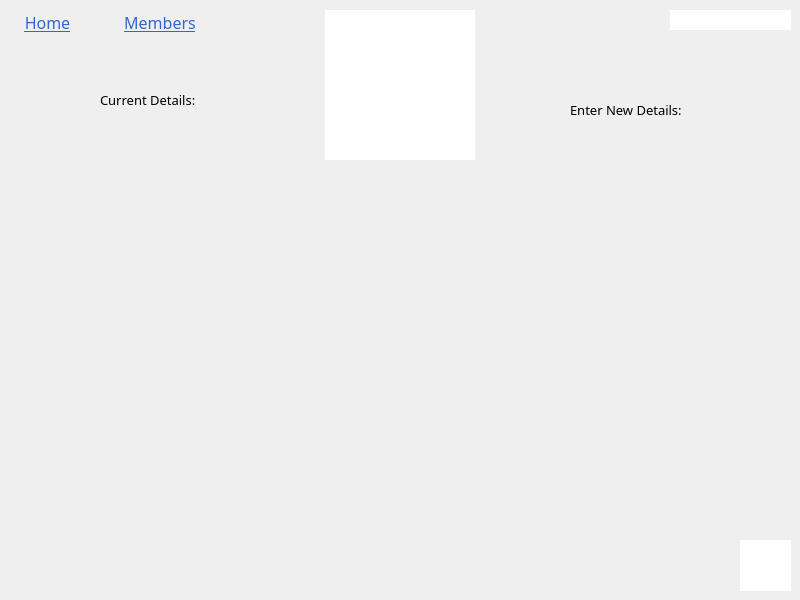
Above: edit_member_screen.ui from MrCooperGit/Assessment-2_Library-Management-System before the change. Below: the same form after it.
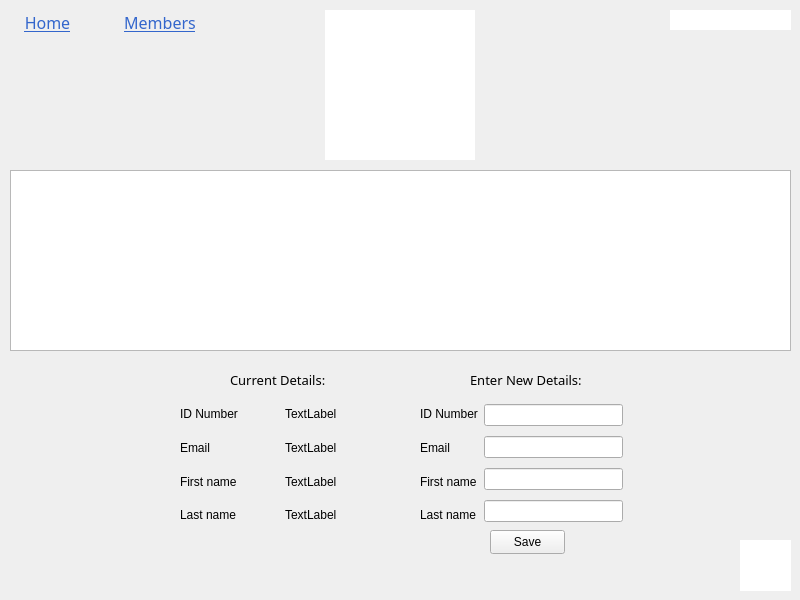
That is the form after the change.

What changed in the file:
```diff
--- a/edit_member_screen.ui
+++ b/edit_member_screen.ui
@@ -53,8 +53,8 @@
   <widget class="QLabel" name="label">
    <property name="geometry">
     <rect>
-     <x>100</x>
-     <y>90</y>
+     <x>230</x>
+     <y>370</y>
      <width>101</width>
      <height>20</height>
     </rect>
@@ -156,8 +156,8 @@
   <widget class="QLabel" name="label_2">
    <property name="geometry">
     <rect>
-     <x>570</x>
-     <y>100</y>
+     <x>470</x>
+     <y>370</y>
      <width>111</width>
      <height>20</height>
     </rect>
@@ -175,6 +175,178 @@
     <string>Enter New Details:</string>
    </property>
   </widget>
+  <widget class="QLabel" name="label_status">
+   <property name="geometry">
+    <rect>
+     <x>90</x>
+     <y>770</y>
+     <width>251</width>
+     <height>31</height>
+    </rect>
+   </property>
+   <property name="text">
+    <string>[+]Status</string>
+   </property>
+  </widget>
+  <widget class="QWidget" name="layoutWidget">
+   <property name="geometry">
+    <rect>
+     <x>180</x>
+     <y>400</y>
+     <width>203</width>
+     <height>129</height>
+    </rect>
+   </property>
+   <layout class="QHBoxLayout" name="horizontalLayout">
+    <item>
+     <layout class="QVBoxLayout" name="verticalLayout">
+      <item>
+       <widget class="QLabel" name="label_6">
+        <property name="text">
+         <string>ID Number</string>
+        </property>
+       </widget>
+      </item>
+      <item>
+       <widget class="QLabel" name="label_3">
+        <property name="text">
+         <string>Email</string>
+        </property>
+       </widget>
+      </item>
+      <item>
+       <widget class="QLabel" name="label_4">
+        <property name="text">
+         <string>First name</string>
+        </property>
+       </widget>
+      </item>
+      <item>
+       <widget class="QLabel" name="label_5">
+        <property name="text">
+         <string>Last name</string>
+        </property>
+       </widget>
+      </item>
+     </layout>
+    </item>
+    <item>
+     <layout class="QVBoxLayout" name="verticalLayout_2">
+      <item>
+       <widget class="QLabel" name="label_idNumber">
+        <property name="text">
+         <string>TextLabel</string>
+        </property>
+       </widget>
+      </item>
+      <item>
+       <widget class="QLabel" name="label_email">
+        <property name="text">
+         <string>TextLabel</string>
+        </property>
+       </widget>
+      </item>
+      <item>
+       <widget class="QLabel" name="label_firstName">
+        <property name="text">
+         <string>TextLabel</string>
+        </property>
+       </widget>
+      </item>
+      <item>
+       <widget class="QLabel" name="label_lastName">
+        <property name="text">
+         <string>TextLabel</string>
+        </property>
+       </widget>
+      </item>
+     </layout>
+    </item>
+   </layout>
+  </widget>
+  <widget class="QTableView" name="tableView">
+   <property name="geometry">
+    <rect>
+     <x>10</x>
+     <y>170</y>
+     <width>781</width>
+     <height>181</height>
+    </rect>
+   </property>
+  </widget>
+  <widget class="QPushButton" name="pushButton_save">
+   <property name="geometry">
+    <rect>
+     <x>490</x>
+     <y>530</y>
+     <width>75</width>
+     <height>24</height>
+    </rect>
+   </property>
+   <property name="text">
+    <string>Save</string>
+   </property>
+  </widget>
+  <widget class="QWidget" name="layoutWidget_2">
+   <property name="geometry">
+    <rect>
+     <x>420</x>
+     <y>400</y>
+     <width>203</width>
+     <height>129</height>
+    </rect>
+   </property>
+   <layout class="QHBoxLayout" name="horizontalLayout_2">
+    <item>
+     <layout class="QVBoxLayout" name="verticalLayout_3">
+      <item>
+       <widget class="QLabel" name="label_7">
+        <property name="text">
+         <string>ID Number</string>
+        </property>
+       </widget>
+      </item>
+      <item>
+       <widget class="QLabel" name="label_8">
+        <property name="text">
+         <string>Email</string>
+        </property>
+       </widget>
+      </item>
+      <item>
+       <widget class="QLabel" name="label_9">
+        <property name="text">
+         <string>First name</string>
+        </property>
+       </widget>
+      </item>
+      <item>
+       <widget class="QLabel" name="label_10">
+        <property name="text">
+         <string>Last name</string>
+        </property>
+       </widget>
+      </item>
+     </layout>
+    </item>
+    <item>
+     <layout class="QVBoxLayout" name="verticalLayout_4">
+      <item>
+       <widget class="QLineEdit" name="lineEdit_idNumber"/>
+      </item>
+      <item>
+       <widget class="QLineEdit" name="lineEdit_email"/>
+      </item>
+      <item>
+       <widget class="QLineEdit" name="lineEdit_firstName"/>
+      </item>
+      <item>
+       <widget class="QLineEdit" name="lineEdit_lastName"/>
+      </item>
+     </layout>
+    </item>
+   </layout>
+  </widget>
  </widget>
  <resources/>
  <connections/>
```
